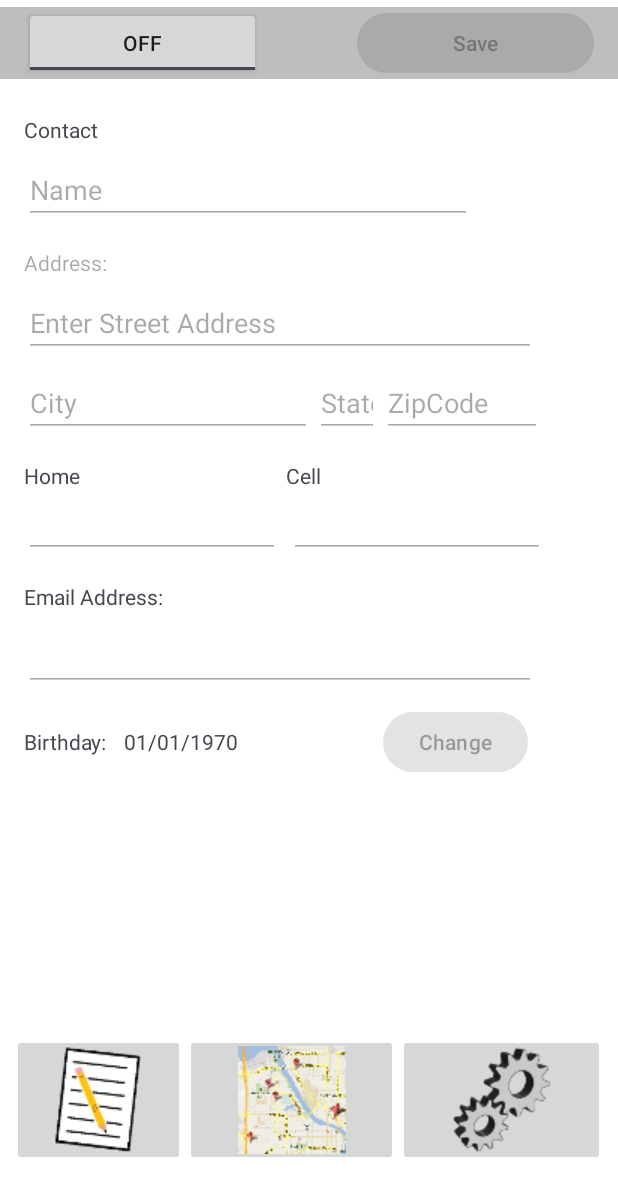
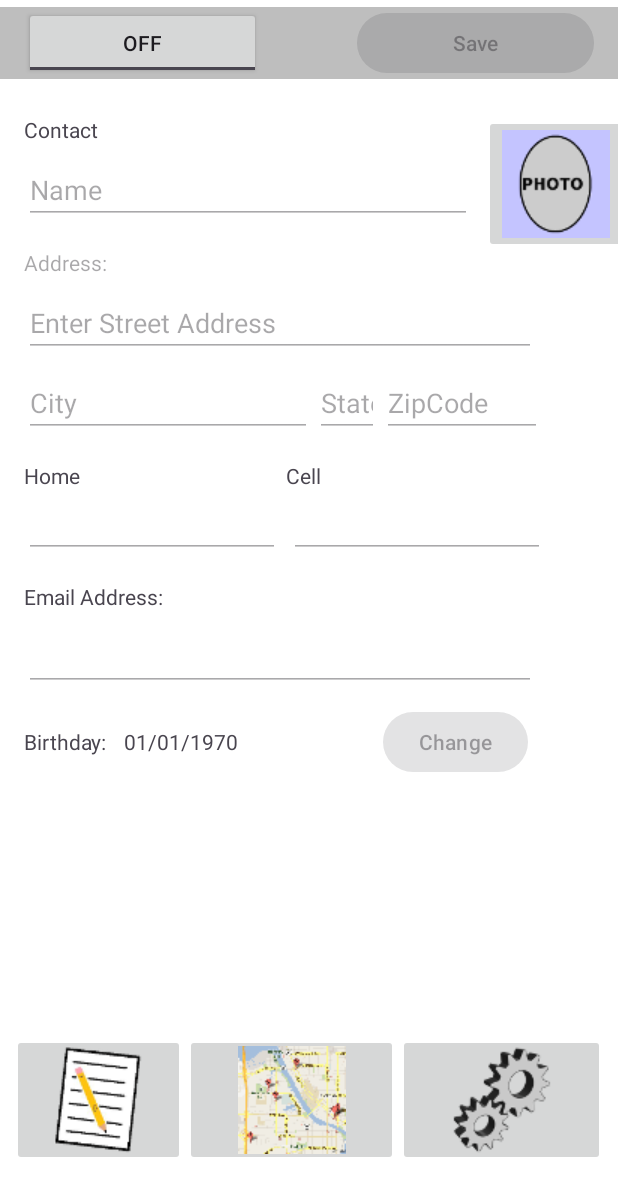
Before and after one commit to Mr-GR/locationapp, an Android app: the screen it shows after launch (MainActivity), on a phone screen of 412 x 824 dp. Shown: the top 1196 px of the screen. Run offline under Robolectric (Android 15) with nearby library versions, the phone set to English and light mode, and no system bars.

Commit message:
Contact Photo Updated

```diff
--- a/app/src/main/AndroidManifest.xml
+++ b/app/src/main/AndroidManifest.xml
@@ -8,6 +8,9 @@
     <uses-feature
         android:name="android.hardware.telephony"
         android:required="false" />
+    <uses-feature
+        android:name="android.hardware.camera"
+        android:required="false" />
 
     <uses-permission android:name="android.permission.ACCESS_FINE_LOCATION" />
     <uses-permission android:name="android.permission.INTERNET" />
@@ -15,6 +18,7 @@
     <uses-permission android:name="android.permission.ACCESS_COARSE_LOCATION" />
     <uses-permission android:name="com.example.locationapp.permission.MAPS_RECEIVE"/>
     <uses-permission android:name="android.permission.CALL_PHONE" />
+    <uses-permission android:name="android.permission.CAMERA" />
 
 
 
--- a/app/src/main/java/com/example/locationapp/Contact.java
+++ b/app/src/main/java/com/example/locationapp/Contact.java
@@ -1,4 +1,6 @@
 package com.example.locationapp;
+
+import android.graphics.Bitmap;
 
 import java.util.Calendar;
 
@@ -13,6 +15,8 @@ public class Contact {
     private String cellNumber;
     private String eMail;
     private Calendar birthday;
+
+    private Bitmap picture;
 
 
     public Contact() {
@@ -100,4 +104,11 @@ public class Contact {
     public void setBirthday(Calendar birthday) {
         this.birthday = birthday;
     }
+
+    public void setPicture(Bitmap b) {picture = b;}
+
+
+    public Bitmap getPicture() {
+    return picture;
+    }
 }
--- a/app/src/main/java/com/example/locationapp/ContactDBHelper.java
+++ b/app/src/main/java/com/example/locationapp/ContactDBHelper.java
@@ -7,7 +7,8 @@ import android.util.Log;
 public class ContactDBHelper extends SQLiteOpenHelper {
 
     private static final String DATABASE_NAME = "mycontacts.db";
-    private static final int DATABASE_VERSION = 1;
+    private static final int DATABASE_VERSION = 2;
+
 
     //Database creation sql statement
     private static final String CREATE_TABLE_CONTACT =
@@ -15,7 +16,7 @@ public class ContactDBHelper extends SQLiteOpenHelper {
                     + "contactname text not null, streetaddress text, "
                     + "city text, state text, zipcode text, "
                     + "phonenumber text, cellnumber text, "
-                    + "email text, birthday text);";
+                    + "email text, birthday text, contactphoto blob);";
 
     public ContactDBHelper(Context context) {
         super(context, DATABASE_NAME, null, DATABASE_VERSION);
@@ -35,5 +36,11 @@ public class ContactDBHelper extends SQLiteOpenHelper {
                         + newVersion + ", which will destroy all old data");
         db.execSQL("DROP TABLE IF EXISTS contact");
         onCreate(db);
+//        try {
+//            db.execSQL("ALTER TABLE contact ADD COLUMN contactphoto blob");
+//        }
+//        catch (Exception e) {
+//
+//        }
     }
 }
--- a/app/src/main/res/layout/activity_main.xml
+++ b/app/src/main/res/layout/activity_main.xml
@@ -105,6 +105,16 @@
                 app:layout_constraintStart_toStartOf="parent"
                 app:layout_constraintTop_toTopOf="parent" />
 
+            <ImageButton
+                android:id="@+id/imageContact"
+                android:layout_width="wrap_content"
+                android:layout_height="wrap_content"
+                android:layout_marginStart="8dp"
+                android:layout_marginTop="16dp"
+                android:src="@drawable/photoicon"
+                app:layout_constraintStart_toEndOf="@+id/editName"
+                app:layout_constraintTop_toTopOf="parent" />
+
             <EditText
                 android:id="@+id/editName"
                 android:layout_width="wrap_content"
@@ -116,7 +126,8 @@
                 android:imeOptions="actionNext"
                 android:inputType="textPersonName"
                 app:layout_constraintStart_toStartOf="parent"
-                app:layout_constraintTop_toBottomOf="@+id/textContact" />
+                app:layout_constraintTop_toBottomOf="@+id/textContact"
+                app:layout_constraintEnd_toStartOf="@+id/imageContact"/>
 
             <requestFocus />
 
```
Also changed, not shown: app/src/main/java/com/example/locationapp/ContactDataSource.java (+31 -0 lines), app/src/main/java/com/example/locationapp/MainActivity.java (+97 -2 lines), app/src/main/res/drawable/photoicon.png (added).
